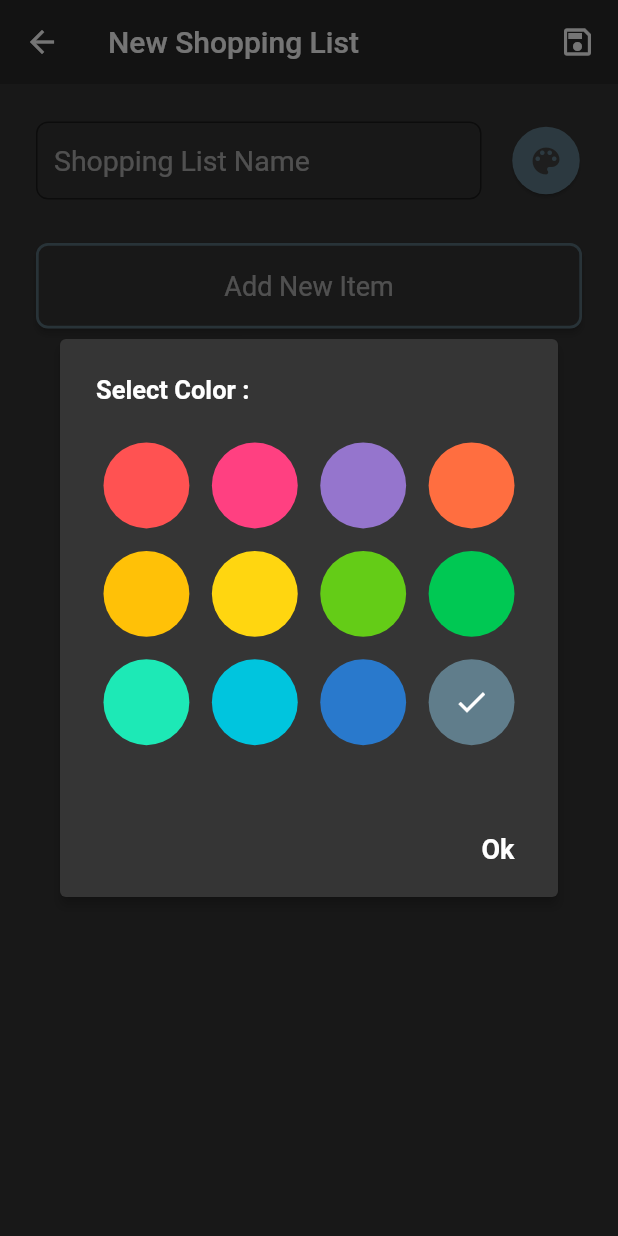
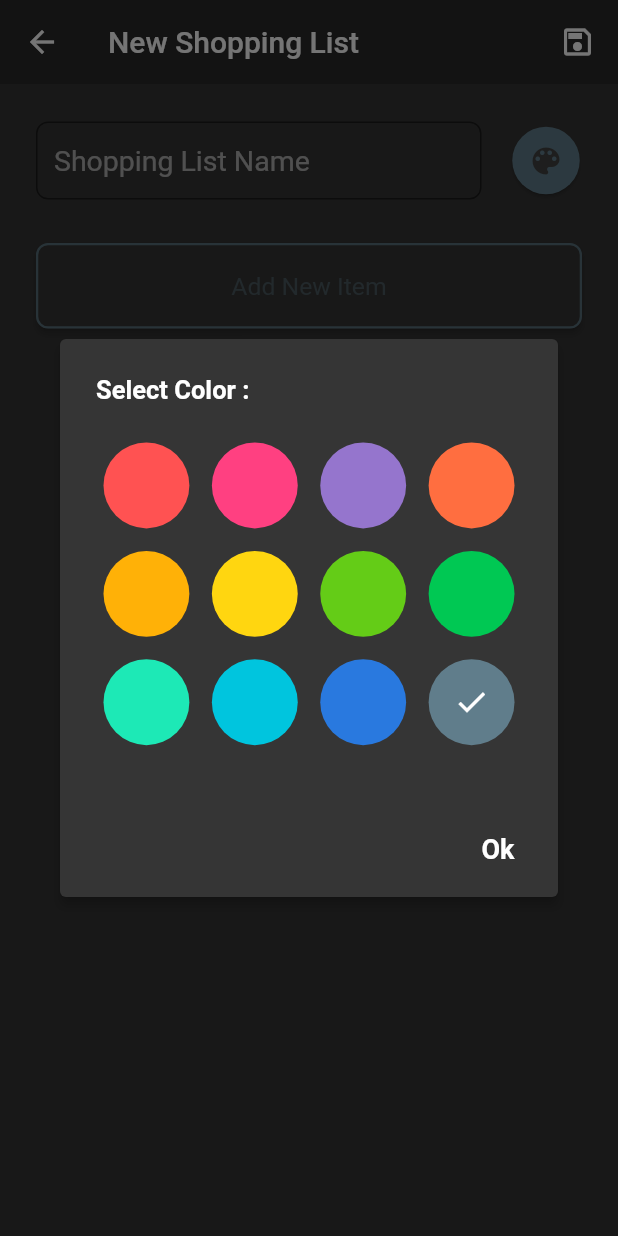
Before and after one commit to Fschmatz/shoppinglistfschmtz, a Flutter app: the NewShopList screen opened directly, after a tap on the "color lens" icon, on a phone screen of 412 x 824 dp. Run offline on Flutter 3.47's test engine with Material 2 defaults, Android fonts, the phone set to English and light mode, and no system bars; our stand-ins replace flutter_colorpicker, shared_preferences, sqflite; accounts and stored records are empty.

Commit message:
Update 1.0.0

```diff
--- a/lib/pages/edit/itemEditShopList.dart
+++ b/lib/pages/edit/itemEditShopList.dart
@@ -47,7 +47,7 @@ class _ItemEditShopListState extends State<ItemEditShopList> {
         side: BorderSide(
           width: 1,
           color: widget.item.estado == 0
-              ? Colors.black.withOpacity(0.6)
+              ? Colors.black.withOpacity(0.7)
               : Colors.black.withOpacity(0.3),
         ),
       ),
--- a/lib/pages/new/itemNewShopList.dart
+++ b/lib/pages/new/itemNewShopList.dart
@@ -30,7 +30,7 @@ class _ItemNewShopListState extends State<ItemNewShopList> {
         borderRadius: BorderRadius.all(Radius.circular(8)),
         side: BorderSide(
           width: 1,
-          color: Colors.black.withOpacity(0.6),
+          color: Colors.black.withOpacity(0.7),
         ),
       ),
       child: Row(
--- a/lib/pages/new/newShopList.dart
+++ b/lib/pages/new/newShopList.dart
@@ -187,7 +187,7 @@ class _NewShopListState extends State<NewShopList> {
                                   vertical: 15.0, horizontal: 12.0),
                               focusedBorder: OutlineInputBorder(
                                 borderSide: BorderSide(
-                                  color: Colors.black.withOpacity(0.5),
+                                  color: Colors.black.withOpacity(0.7),
                                 ),
                                 borderRadius: BorderRadius.circular(8.0),
                               ),
@@ -237,7 +237,7 @@ class _NewShopListState extends State<NewShopList> {
                         shape: RoundedRectangleBorder(
                           borderRadius: BorderRadius.all(Radius.circular(8)),
                           side: BorderSide(
-                            width: 1.8,
+                            width: 1.5,
                             color: currentColor.withOpacity(0.8),
                           ),
                         ),
@@ -259,6 +259,7 @@ class _NewShopListState extends State<NewShopList> {
                           onEditingComplete: () {},
                           decoration: InputDecoration(
                               hintText: "Add New Item",
+                              hintStyle: TextStyle(fontSize: 16.5, color: currentColor.withOpacity(0.5)),
                               contentPadding: new EdgeInsets.symmetric(
                                   vertical: 18.0, horizontal: 10.0),
                               border: InputBorder.none,
--- a/lib/util/block_pickerAlt.dart
+++ b/lib/util/block_pickerAlt.dart
@@ -11,13 +11,13 @@ const List<Color> _defaultColors = [
   Color(0xFFFF4081),
   Color(0xFF9575CD),
   Color(0xFFFF6E40),
-  Color(0xFFFFC107),
-  Color(0xFFFFD610),//
+  Color(0xFFFFB107),
+  Color(0xFFFFD610),
   Color(0xFF64CC17),
   Color(0xFF00C853),
   Color(0xFF1DE9B6),
-  Color(0xFF00C5DE),//Color(0xFF00E5FF)
-  Color(0xFF2979CC),//
+  Color(0xFF00C5DE),
+  Color(0xFF2979DF),
   Color(0xFF607D8B),
 ];
 
--- a/pubspec.yaml
+++ b/pubspec.yaml
@@ -15,7 +15,7 @@ publish_to: 'none' # Remove this line if you wish to publish to pub.dev
 # In iOS, build-name is used as CFBundleShortVersionString while build-number used as CFBundleVersion.
 # Read more about iOS versioning at
 # https://developer.apple.com/library/archive/documentation/General/Reference/InfoPlistKeyReference/Articles/CoreFoundationKeys.html
-version: 0.6.2
+version: 1.0.0
 
 environment:
   sdk: ">=2.7.0 <3.0.0"
```
Also changed, not shown: lib/pages/edit/editShopList.dart (+4 -4 lines), lib/pages/home/home.dart (+11 -11 lines), lib/util/nameChangelog.dart (+13 -3 lines), lib/util/theme.dart (+6 -6 lines).
